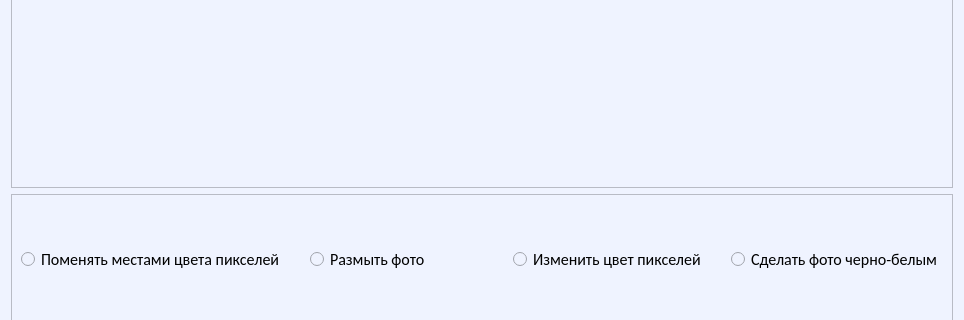
Qt form ui/main.ui (nais2008/progect_yandex) before a commit; both pictures show x 0 to 964 and y 130 to 450 of the 964 by 642 pixel window.
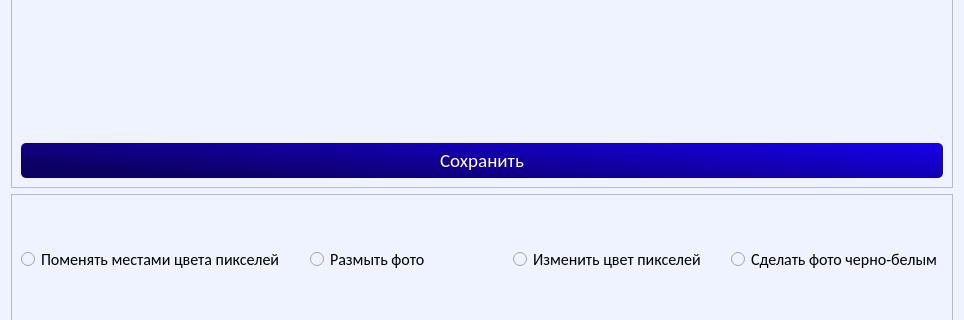
The same form after that commit.

Patch:
```diff
--- a/ui/main.ui
+++ b/ui/main.ui
@@ -32,6 +32,7 @@
 	background:qlineargradient(spread:pad, x1:0, y1:0.574, x2:1, y2:0, stop:0 rgba(13, 0, 99, 255), stop:1 rgba(23, 0, 237, 255));
 	padding:5px;
 	color:#fff;
+	width:100%;
 }
 
 QPushButton:hover{
@@ -89,6 +90,19 @@
         </property>
        </widget>
       </item>
+      <item>
+       <widget class="QPushButton" name="pushButton_3">
+        <property name="font">
+         <font>
+          <family>Calibri</family>
+          <pointsize>14</pointsize>
+         </font>
+        </property>
+        <property name="text">
+         <string>Сохранить</string>
+        </property>
+       </widget>
+      </item>
      </layout>
     </widget>
    </item>
```
Left out of the diff: 1 changed line with no effect on the pictures.
